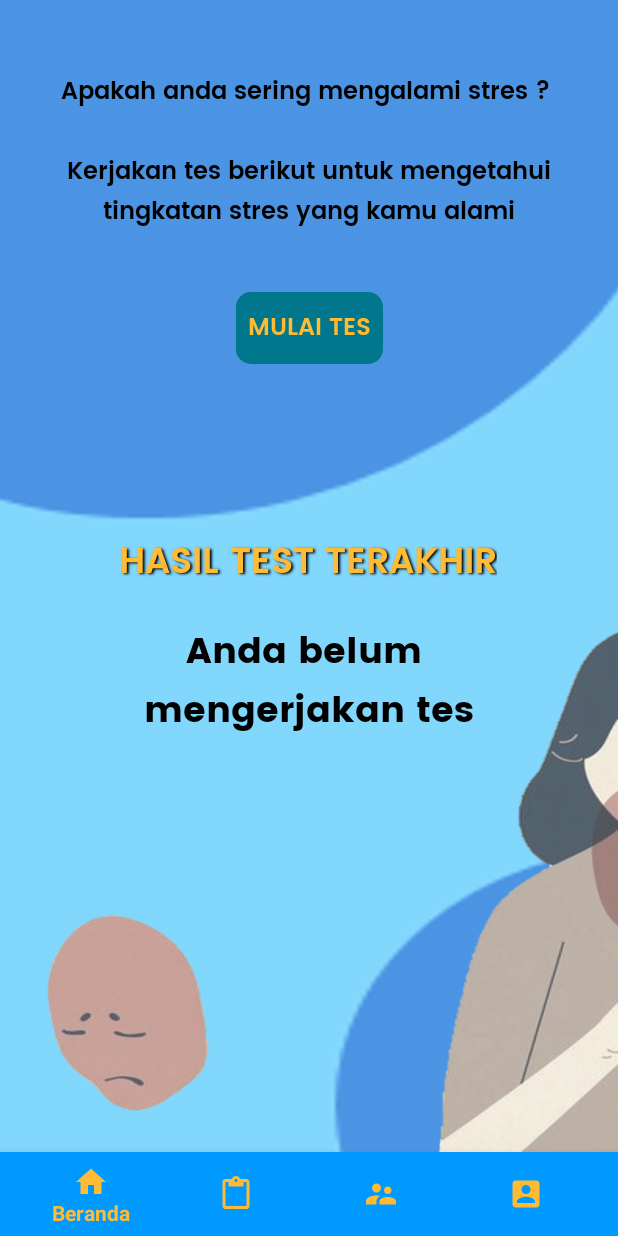
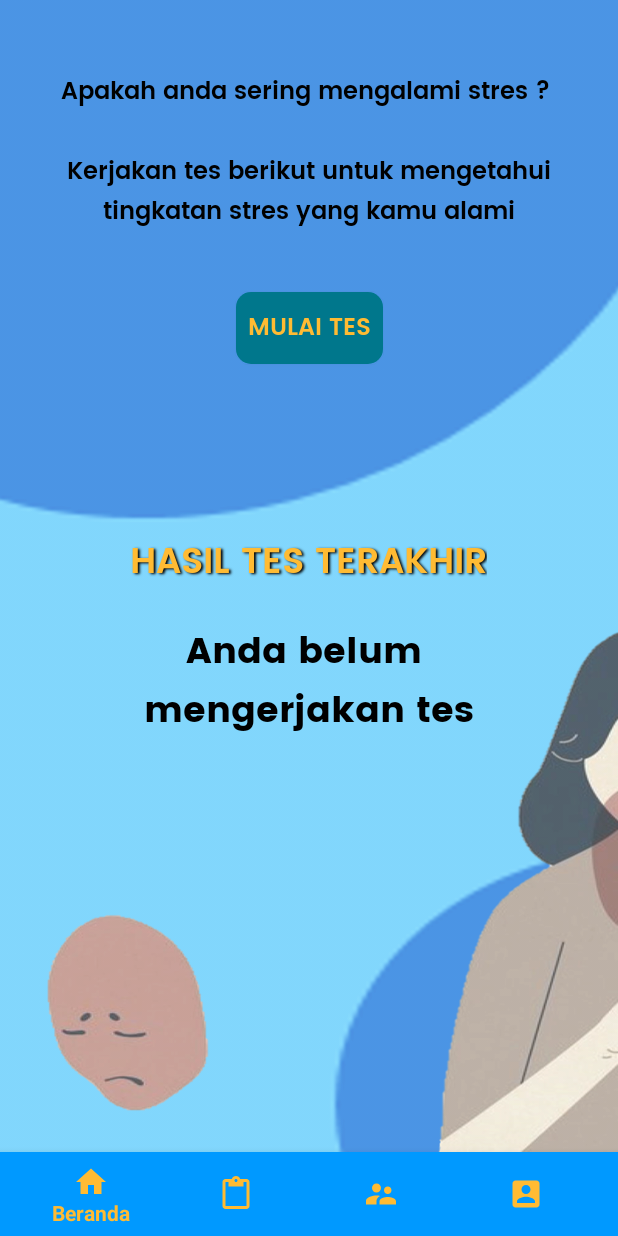
Before and after one commit to naufal7567/nOsTRESS, an Android app: the fragment TestFragment placed in its activity, on a phone screen of 412 x 824 dp. Run offline under Robolectric (Android 15) with nearby library versions, the phone set to English and light mode, and no system bars; our stand-ins replace Firebase (no records; nobody signed in at launch, a user with empty details on screens opened directly); 1 statement that could not run was skipped.

Commit message:
Memperbaiki typo

```diff
--- a/app/src/main/res/layout/fragment_account.xml
+++ b/app/src/main/res/layout/fragment_account.xml
@@ -171,7 +171,7 @@
             android:textAllCaps="true"
             android:layout_marginTop="10dp"
             android:fontFamily="@font/poppins_bold"
-            android:text="Halaman profile"
+            android:text="Halaman profil"
             android:textAlignment="center"
             android:textColor="@android:color/holo_orange_light"
             android:textSize="26dp" />
--- a/app/src/main/res/layout/fragment_test.xml
+++ b/app/src/main/res/layout/fragment_test.xml
@@ -48,7 +48,7 @@
         android:shadowRadius="1.5"
         android:textAllCaps="true"
         android:fontFamily="@font/poppins_semibold"
-        android:text="Hasil Test Terakhir"
+        android:text="Hasil Tes Terakhir"
         android:textAlignment="center"
         android:textColor="@android:color/holo_orange_light"
         android:textSize="24sp"
--- a/app/src/main/res/menu/menu.xml
+++ b/app/src/main/res/menu/menu.xml
@@ -8,7 +8,7 @@
     <item
         android:id="@+id/ic_test"
         android:icon="@drawable/ic_test"
-        android:title="Test"/>
+        android:title="Tes"/>
     <item
         android:id="@+id/ic_psikolog"
         android:icon="@drawable/ic_psikolog"
@@ -16,5 +16,5 @@
     <item
         android:id="@+id/ic_account_box"
         android:icon="@drawable/ic_account_box"
-        android:title="Akun"/>
+        android:title="Profil"/>
 </menu>
```
